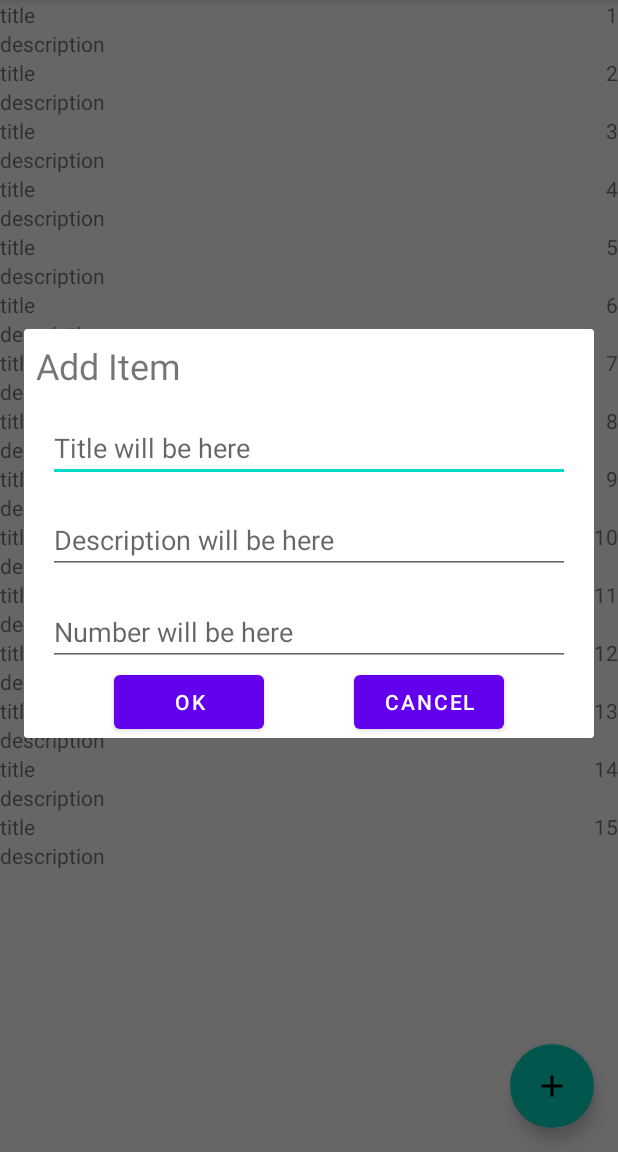
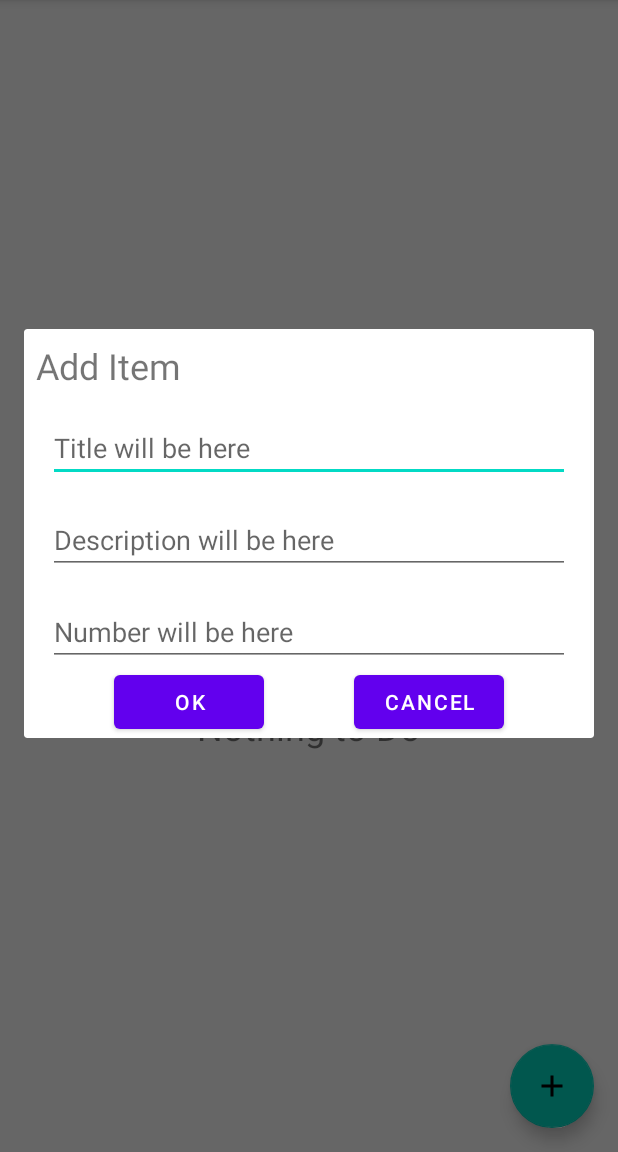
Before and after one commit to LitvyakovSerg/ToDoListApp, an Android app: the screen it shows after launch (MainActivity), after a tap on an icon or button, on a phone screen of 412 x 824 dp, the part 84-1236 px from its top. Run offline under Robolectric (Android 15) with nearby library versions, the phone set to English and light mode, and no system bars.

Commit message:
Change image for stubcontainer and add hide stubcontaner when create list

```diff
--- a/app/src/main/java/com/example/android/todolistapp/MainActivity.kt
+++ b/app/src/main/java/com/example/android/todolistapp/MainActivity.kt
@@ -40,13 +40,24 @@ class MainActivity : AppCompatActivity() {
 
         // This loop will create 20 Views containing
         // the image with the count of view
-        for (item in 1..15) {
-            data.add(ToDoItem("title", "description", item))
-        }
+//        for (item in 1..15) {
+//            data.add(ToDoItem("title", "description", item))
+//        }
+//
+//        val listSize = data.size
+//        Log.d("lstag", "list size $listSize")
 
-        val listSize = data.size
-        Log.d("lstag", "list size $listSize")
+        stubContainerHide(data)
 
+        // This will pass the ArrayList to our Adapter
+        adapter = CustomAdapter(data)
+
+        // Setting the Adapter with the recyclerview
+        recyclerview.adapter = adapter
+        Log.d("lstag", "OnCreate been finished")
+    }
+
+    fun stubContainerHide(data: ArrayList<ToDoItem>) {
         if (data.isEmpty()) {
             Log.d("testingIfElse", "List is empty")
             stubContainer.visibility = VISIBLE
@@ -56,16 +67,11 @@ class MainActivity : AppCompatActivity() {
             stubContainer.visibility = INVISIBLE
             recyclerview.visibility = VISIBLE
         }
-
-        // This will pass the ArrayList to our Adapter
-        adapter = CustomAdapter(data)
-
-        // Setting the Adapter with the recyclerview
-        recyclerview.adapter = adapter
-        Log.d("lstag", "OnCreate been finished")
     }
 
     fun addItem(item: ToDoItem) {
+        stubContainer.visibility = INVISIBLE
+        recyclerview.visibility = VISIBLE
         adapter.addItem(item)
     }
 }
--- a/app/src/main/res/layout/activity_main.xml
+++ b/app/src/main/res/layout/activity_main.xml
@@ -28,9 +28,9 @@
 
         <ImageView
             android:id="@+id/main_no_item_image"
-            android:layout_width="wrap_content"
-            android:layout_height="wrap_content"
-            android:src="@mipmap/ic_launcher"/>
+            android:layout_width="128dp"
+            android:layout_height="200dp"
+            android:src="@drawable/list"/>
 
         <TextView
             android:id="@+id/main_no_item_label"
--- a/app/src/main/res/layout/item.xml
+++ b/app/src/main/res/layout/item.xml
@@ -2,12 +2,14 @@
 <androidx.constraintlayout.widget.ConstraintLayout xmlns:android="http://schemas.android.com/apk/res/android"
     android:layout_width="match_parent"
     android:layout_height="wrap_content"
+    android:padding="8dp"
     xmlns:app="http://schemas.android.com/apk/res-auto"
     >
 
     <TextView
         android:id="@+id/item_recycler_title"
         android:text="Title"
+        android:textSize="20sp"
         android:layout_width="wrap_content"
         app:layout_constraintTop_toTopOf="parent"
         app:layout_constraintStart_toStartOf="parent"
@@ -15,6 +17,8 @@
 
     <TextView
         android:id="@+id/item_recycler_description"
+        android:layout_marginTop="4dp"
+        android:textSize="14sp"
         android:text="Description"
         android:layout_width="wrap_content"
         app:layout_constraintTop_toBottomOf="@id/item_recycler_title"
@@ -23,10 +27,12 @@
 
     <TextView
         android:id="@+id/item_recycler_number"
+        android:textSize="24sp"
         android:text="Number"
         android:layout_width="wrap_content"
         app:layout_constraintTop_toTopOf="parent"
         app:layout_constraintEnd_toEndOf="parent"
+        app:layout_constraintBottom_toBottomOf="parent"
         android:layout_height="wrap_content" />
 
 </androidx.constraintlayout.widget.ConstraintLayout>
```
Also changed, not shown: app/src/main/res/drawable/list.png (added).
